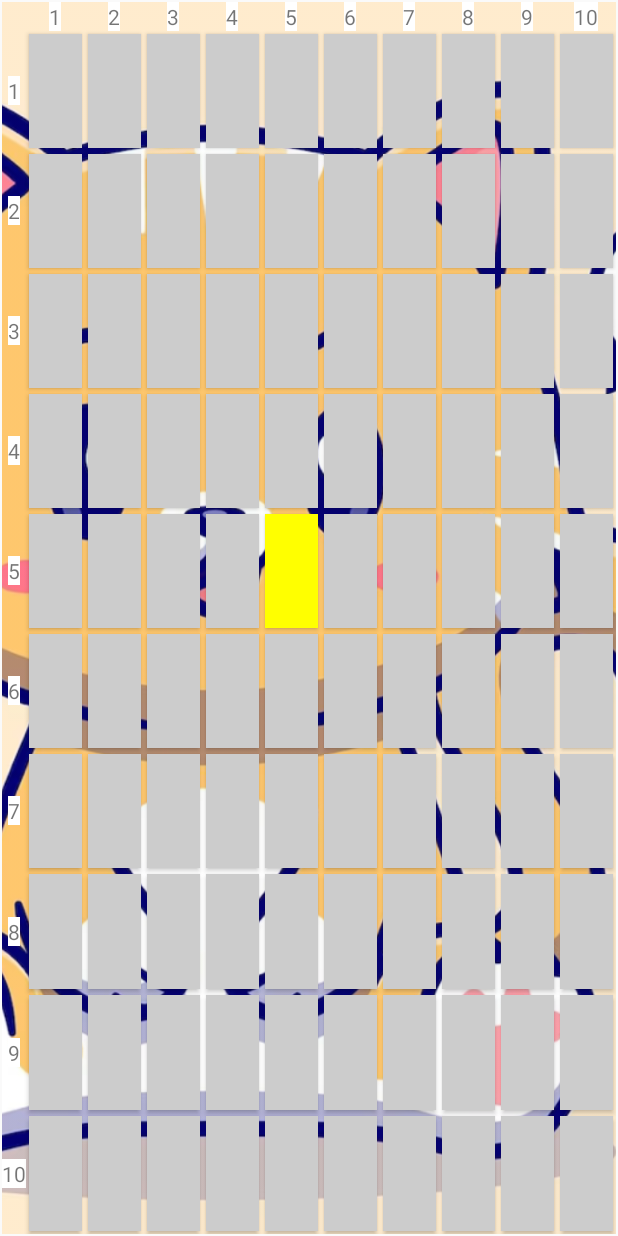
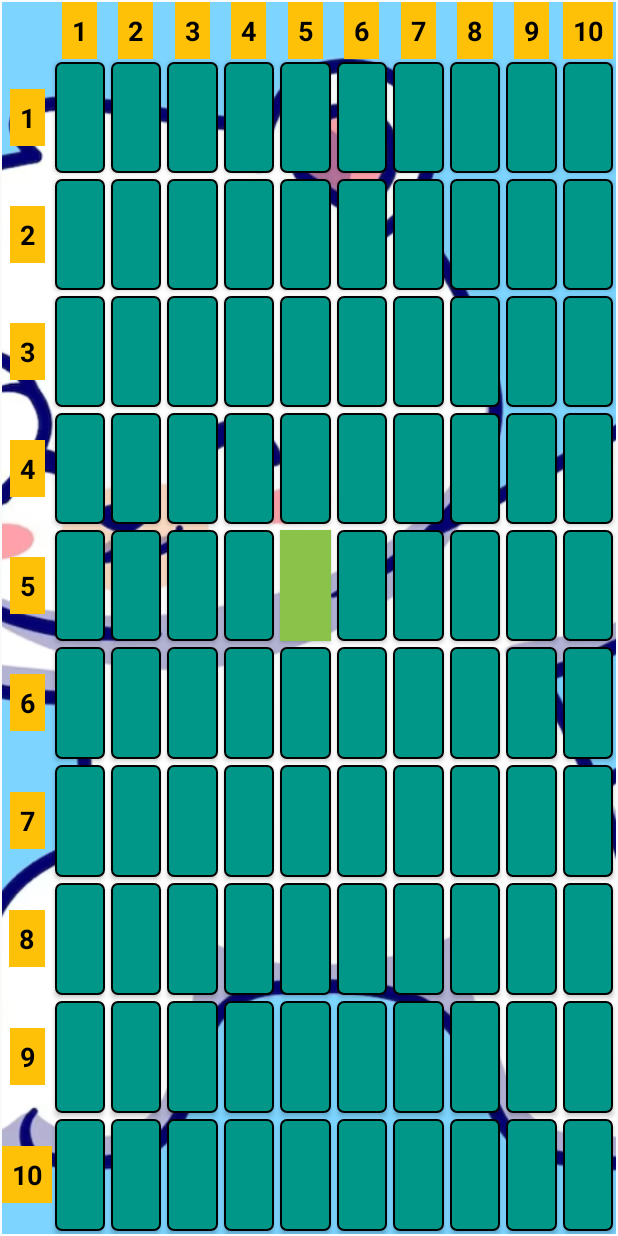
Before and after one commit to bavobbr/MathtableAndroid, an Android app built with Jetpack Compose: the screen it shows after launch (GameActivity), on a phone screen of 412 x 824 dp. Run offline under Robolectric (Android 15) with nearby library versions, the phone set to English and light mode, and no system bars.

Commit message:
add random images and better colors

```diff
--- a/app/src/main/java/app/mathtable/GameActivity.kt
+++ b/app/src/main/java/app/mathtable/GameActivity.kt
@@ -2,13 +2,18 @@ package app.mathtable
 
 import android.app.AlertDialog
 import android.graphics.Color
+import android.graphics.Typeface
 import android.os.Bundle
+import android.util.TypedValue
 import android.view.Gravity
 import android.widget.Button
 import android.widget.EditText
 import android.widget.GridLayout
+import android.widget.ImageView
 import android.widget.TextView
 import androidx.appcompat.app.AppCompatActivity
+import androidx.core.content.ContextCompat
+import java.util.Random
 
 
 class GameActivity : AppCompatActivity() {
@@ -17,7 +22,7 @@ class GameActivity : AppCompatActivity() {
     private val solvedTiles = Array(10) { Array(10) { false } } // 10x10 grid of solved states
     private var suggestedTile: Button? = null
     private var correctAnswersCount = 0
-    private val targetCorrectAnswers = 5
+    private val targetCorrectAnswers = 8
     private val margin = 3
 
     override fun onCreate(savedInstanceState: Bundle?) {
@@ -26,6 +31,16 @@ class GameActivity : AppCompatActivity() {
 
         gameGrid = findViewById(R.id.gameGrid)
         initializeGameGrid()
+        setRandomBackgroundImage()
+    }
+
+    private fun setRandomBackgroundImage() {
+        val imageView = findViewById<ImageView>(R.id.backgroundImageView)
+        val backgroundImageResources = resources.obtainTypedArray(R.array.background_images)
+        val randomIndex = Random().nextInt(backgroundImageResources.length())
+        val drawableId = backgroundImageResources.getResourceId(randomIndex, -1)
+        imageView.setImageResource(drawableId)
+        backgroundImageResources.recycle()
     }
 
     private fun initializeGameGrid() {
@@ -73,7 +88,8 @@ class GameActivity : AppCompatActivity() {
                     }
                     //text = "$row x $col"
                     setOnClickListener { handleTileClick(this, row, col) }
-                    setBackgroundColor(Color.LTGRAY)
+                    background = ContextCompat.getDrawable(context, R.drawable.button_border)
+                    //setBackgroundColor(Color.LTGRAY)
                 }
                 button.tag = Pair(row, col)
                 gameGrid.addView(button)
@@ -90,13 +106,18 @@ class GameActivity : AppCompatActivity() {
             ).also {
                 it.width = 0
                 it.height = GridLayout.LayoutParams.WRAP_CONTENT
-                it.setMargins(margin, margin, margin, margin)
+                it.setMargins(3, 3, 3, 3)
             }
             gravity = Gravity.CENTER
             setText(text)
-            setBackgroundColor(Color.WHITE)
+            setTextSize(TypedValue.COMPLEX_UNIT_SP, 18f) // Set text size to 18sp, adjust as needed
+            setTypeface(typeface, Typeface.BOLD) // Set text to bold
+            setTextColor(Color.BLACK) // Set text color to black, or any other contrasting color
+            setPadding(10, 10, 10, 10) // Add padding
+            setBackgroundColor(ContextCompat.getColor(this@GameActivity, R.color.header_background)) // Set background color to white, adjust as needed
         }
     }
+
 
 
     private fun handleTileClick(button: Button, row: Int, col: Int) {
@@ -111,13 +132,14 @@ class GameActivity : AppCompatActivity() {
                 if (userAnswer == row * col) {
                     button.isEnabled = false
                     correctAnswersCount++
-                    solvedTiles[row][col] = true
+                    solvedTiles[row-1][col-1] = true
                     button.isEnabled = false
                     button.background.alpha = 64 // Value between 0 (fully transparent) and 255 (fully opaque)
                     checkGameCompletion()
                     suggestTile() // Suggest a new tile to solve
                 } else {
-                    button.setBackgroundColor(Color.RED)
+                    button.setBackgroundColor(ContextCompat.getColor(this@GameActivity, R.color.wrong))
+                    suggestTile()
                 }
                 dialog.dismiss()
             }
@@ -151,8 +173,10 @@ class GameActivity : AppCompatActivity() {
 
     private fun suggestTile() {
         if (!completed) {
+            //suggestedTile?.setBackgroundColor(Color.LTGRAY) // Reset previous suggestion
+
             val unsolvedTiles = mutableListOf<Button>()
-            for (i in 0 until gameGrid.childCount) {
+            for (i in 1 until gameGrid.childCount) { // Start from 1 to skip the header
                 val button = gameGrid.getChildAt(i) as? Button
                 val position = button?.tag as? Pair<Int, Int>
                 if (button != null && position != null && !solvedTiles[position.first - 1][position.second - 1]) {
@@ -162,9 +186,12 @@ class GameActivity : AppCompatActivity() {
 
             if (unsolvedTiles.isNotEmpty()) {
                 val randomIndex = (unsolvedTiles.indices).random()
-                suggestedTile = unsolvedTiles[randomIndex]
-                suggestedTile?.setBackgroundColor(Color.YELLOW) // Highlight color
+                suggestedTile = unsolvedTiles[randomIndex].also {
+                    it.setBackgroundColor(ContextCompat.getColor(this@GameActivity, R.color.suggested)) // Highlight color
+                    it.isEnabled = true
+                }
             }
         }
     }
+
 }
--- /dev/null
+++ b/app/src/main/res/drawable/button_border.xml
@@ -0,0 +1,8 @@
+<!-- res/drawable/button_border.xml -->
+<shape xmlns:android="http://schemas.android.com/apk/res/android">
+    <solid android:color="#009688"/> <!-- Button background color -->
+    <stroke
+        android:width="1dp"
+        android:color="#000000"/> <!-- Border color -->
+    <corners android:radius="4dp"/> <!-- Optional: if you want rounded corners -->
+</shape>
--- a/app/src/main/res/layout/activity_game.xml
+++ b/app/src/main/res/layout/activity_game.xml
@@ -7,6 +7,7 @@
         android:layout_width="match_parent"
         android:layout_height="match_parent"
         android:src="@drawable/bcat"
+        android:id="@+id/backgroundImageView"
         android:scaleType="centerCrop" />
 
     <GridLayout
--- /dev/null
+++ b/app/src/main/res/values/arrays.xml
@@ -0,0 +1,11 @@
+<resources>
+    <integer-array name="background_images">
+        <item>@drawable/bcat</item>
+        <item>@drawable/bbear</item>
+        <item>@drawable/bdog</item>
+        <item>@drawable/bpinguin</item>
+        <item>@drawable/bpolar</item>
+        <item>@drawable/bpanda</item>
+        <!-- Add more images as needed -->
+    </integer-array>
+</resources>
--- a/app/src/main/res/values/colors.xml
+++ b/app/src/main/res/values/colors.xml
@@ -1,10 +1,8 @@
 <?xml version="1.0" encoding="utf-8"?>
 <resources>
-    <color name="purple_200">#FFBB86FC</color>
-    <color name="purple_500">#FF6200EE</color>
-    <color name="purple_700">#FF3700B3</color>
-    <color name="teal_200">#FF03DAC5</color>
-    <color name="teal_700">#FF018786</color>
+    <color name="suggested">#8BC34A</color>
     <color name="black">#FF000000</color>
-    <color name="white">#FFFFFFFF</color>
+    <color name="tile_background">#3F51B5</color>
+    <color name="header_background">#FFC107</color>
+    <color name="wrong">#F44336</color>
 </resources>
```
Also changed, not shown: app/src/main/res/drawable/bbear.png (added), app/src/main/res/drawable/bdog.png (added), app/src/main/res/drawable/bpanda.png (added), app/src/main/res/drawable/bpinguin.png (added), app/src/main/res/drawable/bpolar.png (added).
